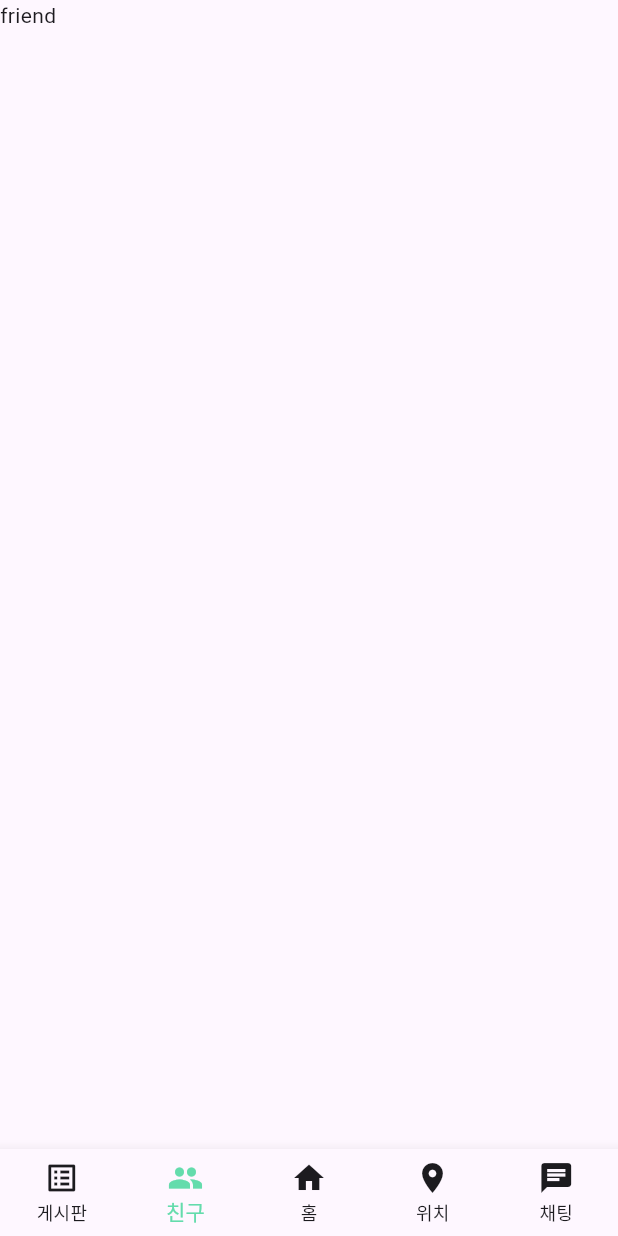
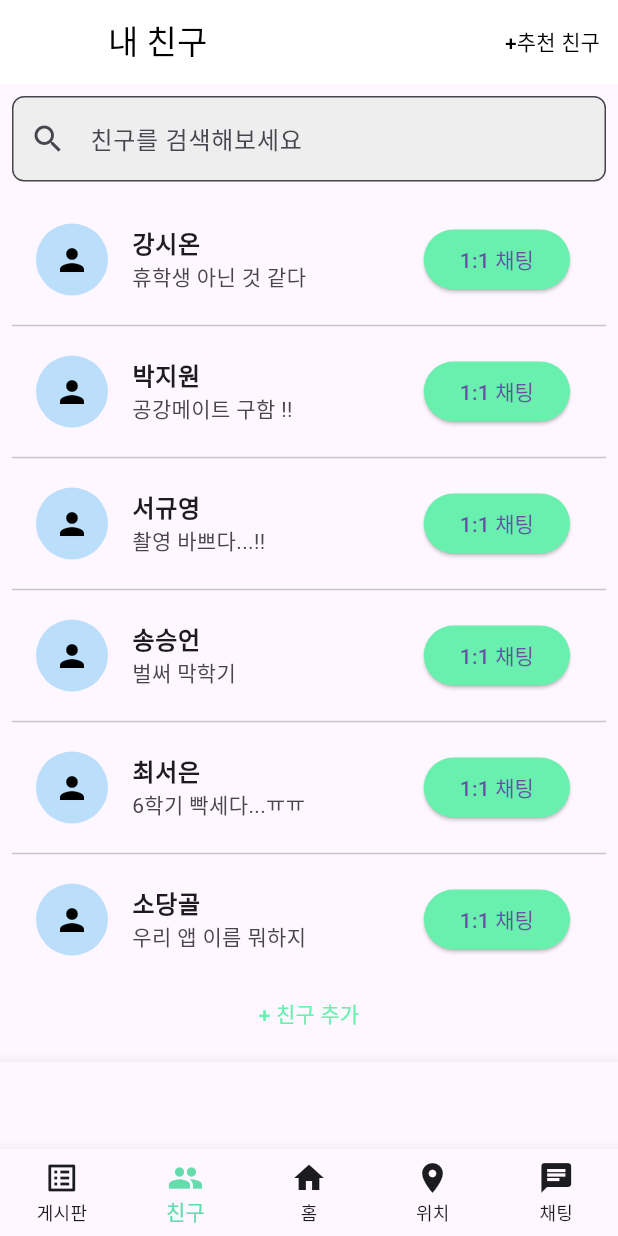
Before and after one commit to jiwonpark831/DDM, a Flutter app: the homePage screen opened directly, item 2 of the bottom bar chosen, on a phone screen of 412 x 824 dp. Run offline on Flutter 3.47's test engine with Material 3 defaults, Android fonts, the phone set to English and light mode, and no system bars; our stand-ins replace file_picker, flutter_chat_types, flutter_chat_ui, image_picker, open_filex.

Commit message:
Add Other Page

```diff
--- a/lib/board.dart
+++ b/lib/board.dart
@@ -93,7 +93,7 @@ class myGroupCard extends StatelessWidget {
       child: Card(
         child: Column(
           children: [
-            Image.network(imageUrl, height: 100, fit: BoxFit.cover),
+            // Image.network(imageUrl, height: 100, fit: BoxFit.cover),
             Padding(
               padding: EdgeInsets.all(8.0),
               child: Column(
--- a/lib/friend.dart
+++ b/lib/friend.dart
@@ -1,17 +1,104 @@
 import 'package:flutter/material.dart';
+import 'recommend_friends.dart'; // Import the recommended friends page
 
-class friendPage extends StatefulWidget {
-  const friendPage({super.key});
+class friendPage extends StatelessWidget {
+  final List<Map<String, String>> friends = [
+    {'name': '강시온', 'status': '휴학생 아닌 것 같다'},
+    {'name': '박지원', 'status': '공강메이트 구함 !!'},
+    {'name': '서규영', 'status': '촬영 바쁘다...!!'},
+    {'name': '송승언', 'status': '벌써 막학기'},
+    {'name': '최서은', 'status': '6학기 빡세다...ㅠㅠ'},
+    {'name': '소당골', 'status': '우리 앱 이름 뭐하지'},
+    {'name': '소다', 'status': '학회실 소라 3층'},
+  ];
 
-  @override
-  State<friendPage> createState() => _friendPageState();
-}
-
-class _friendPageState extends State<friendPage> {
   @override
   Widget build(BuildContext context) {
     return Scaffold(
-      body: Text("friend"),
+      appBar: AppBar(
+        title: Text('내 친구', style: TextStyle(color: Colors.black)),
+        backgroundColor: Colors.white,
+        elevation: 0,
+        actions: [
+          TextButton(
+            onPressed: () {
+              Navigator.push(
+                context,
+                MaterialPageRoute(builder: (context) => RecommendFriendsPage()),
+              );
+            },
+            child: Text('+추천 친구', style: TextStyle(color: Colors.black)),
+          ),
+        ],
+        leading: SizedBox(),
+      ),
+      body: Column(
+        children: [
+          Padding(
+            padding: const EdgeInsets.all(8.0),
+            child: TextField(
+              decoration: InputDecoration(
+                hintText: '친구를 검색해보세요',
+                prefixIcon: Icon(Icons.search),
+                border: OutlineInputBorder(
+                  borderRadius: BorderRadius.circular(8.0),
+                ),
+                filled: true,
+                fillColor: Colors.grey[200],
+              ),
+            ),
+          ),
+          Expanded(
+            child: ListView.separated(
+              padding: EdgeInsets.all(8.0),
+              itemCount: friends.length,
+              itemBuilder: (context, index) {
+                return ListTile(
+                  leading: CircleAvatar(
+                    radius: 24,
+                    backgroundColor: Colors.blue[100],
+                    child: Icon(Icons.person, color: Colors.black),
+                  ),
+                  title: Text(friends[index]['name']!,
+                      style: TextStyle(fontWeight: FontWeight.bold)),
+                  subtitle: Text(friends[index]['status']!),
+                  trailing: ElevatedButton(
+                    onPressed: () {
+                      // Start chat action
+                    },
+                    style: ElevatedButton.styleFrom(
+                      backgroundColor: Colors.greenAccent,
+                    ),
+                    child: Text('1:1 채팅'),
+                  ),
+                );
+              },
+              separatorBuilder: (context, index) => Divider(),
+            ),
+          ),
+          Padding(
+            padding: const EdgeInsets.all(8.0),
+            child: TextButton(
+              onPressed: () {
+                // Add new friend action
+              },
+              child: Text(
+                '+ 친구 추가',
+                style: TextStyle(color: Colors.greenAccent),
+              ),
+            ),
+          ),
+        ],
+      ),
+      bottomNavigationBar: BottomNavigationBar(
+        items: [
+          BottomNavigationBarItem(icon: Icon(Icons.article), label: '게시판'),
+          BottomNavigationBarItem(icon: Icon(Icons.people), label: '친구'),
+          BottomNavigationBarItem(icon: Icon(Icons.home), label: '홈'),
+          BottomNavigationBarItem(icon: Icon(Icons.location_on), label: '위치'),
+          BottomNavigationBarItem(icon: Icon(Icons.chat), label: '채팅'),
+        ],
+      ),
     );
   }
 }
--- /dev/null
+++ b/lib/recommend_friends.dart
@@ -0,0 +1,57 @@
+import 'package:flutter/material.dart';
+
+class RecommendFriendsPage extends StatelessWidget {
+  final List<Map<String, String>> recommendedFriends = [
+    {'name': '추천 1', 'status': '친구 구해요'},
+    {'name': '추천 2', 'status': '공강메이트 구함 !!'},
+    {'name': '친구 3', 'status': '친구 추가 ?'},
+    {'name': '친구 4', 'status': '공강 많다 ~'},
+    {'name': '친구 5', 'status': '공강때 만날 사람~'},
+    {'name': '친구 6', 'status': '우리 앱 이름 뭐하지'},
+    {'name': '친구 7', 'status': '학회실 소라 3층'},
+    {'name': '친구 8', 'status': '글로컬 경축'},
+  ];
+
+  @override
+  Widget build(BuildContext context) {
+    return Scaffold(
+      appBar: AppBar(
+        title: Text('👋새로운 친구를 찾아보세요!', style: TextStyle(color: Colors.black)),
+        backgroundColor: Colors.white,
+        elevation: 0,
+        leading: IconButton(
+          icon: Icon(Icons.arrow_back, color: Colors.grey),
+          onPressed: () {
+            Navigator.pop(context);
+          },
+        ),
+      ),
+      body: ListView.separated(
+        padding: EdgeInsets.all(8.0),
+        itemCount: recommendedFriends.length,
+        itemBuilder: (context, index) {
+          return ListTile(
+            leading: CircleAvatar(
+              radius: 24,
+              backgroundColor: Colors.blue[100],
+              child: Icon(Icons.person, color: Colors.black),
+            ),
+            title: Text(recommendedFriends[index]['name']!,
+                style: TextStyle(fontWeight: FontWeight.bold)),
+            subtitle: Text(recommendedFriends[index]['status']!),
+            trailing: ElevatedButton(
+              onPressed: () {
+                // Add friend action
+              },
+              style: ElevatedButton.styleFrom(
+                backgroundColor: Colors.greenAccent,
+              ),
+              child: Text('친구 추가'),
+            ),
+          );
+        },
+        separatorBuilder: (context, index) => Divider(),
+      ),
+    );
+  }
+}
```
Also changed, not shown: lib/home.dart (+18 -10 lines), lib/notification.dart (added, +69 -0 lines), lib/setting.dart (added, +104 -0 lines).
